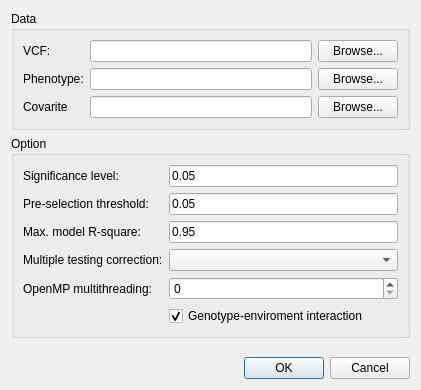
Qt form dialogassoc.ui (njau-sri/rtm-gwas-gui) before a commit.
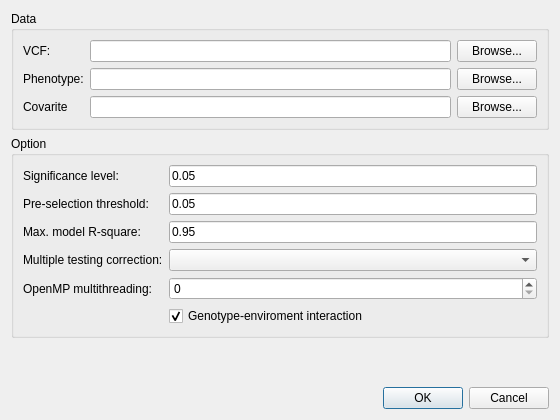
The same form after that commit.

What changed in the file:
```diff
--- a/dialogassoc.ui
+++ b/dialogassoc.ui
@@ -6,8 +6,8 @@
    <rect>
     <x>0</x>
     <y>0</y>
-    <width>421</width>
-    <height>390</height>
+    <width>560</width>
+    <height>420</height>
    </rect>
   </property>
   <property name="windowTitle">
```
